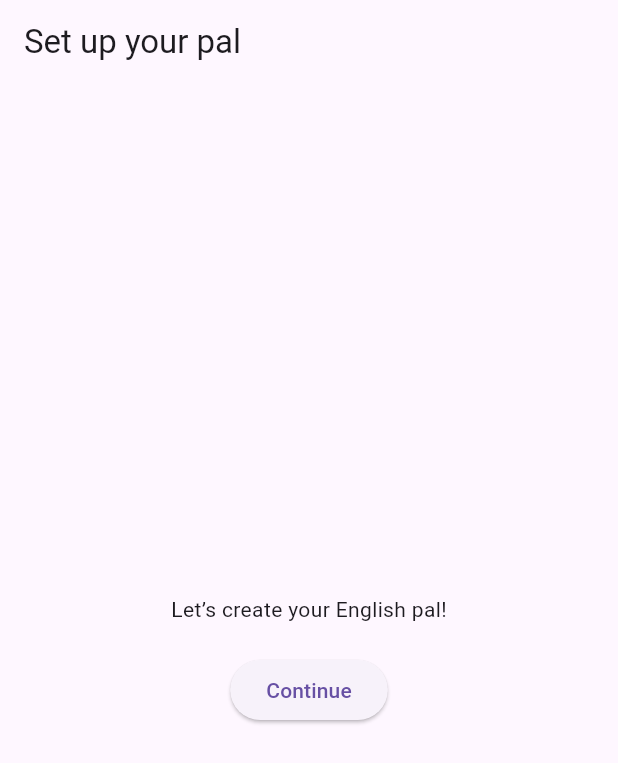
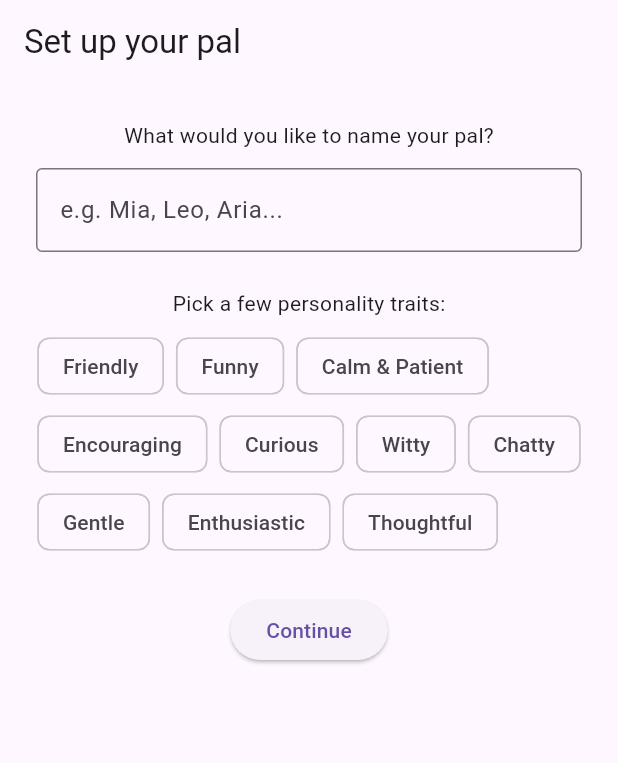
Before and after one commit to fatjudy/english_pal, a Flutter app: the screen it shows after launch, on a phone screen of 412 x 824 dp. Shown: the top 763 px of the screen. Run offline on Flutter 3.47's test engine with Material 3 defaults, Android fonts, the phone set to English and light mode, and no system bars; our stand-ins replace shared_preferences.

Commit message:
Add name field and personality chips to setup screen

```diff
--- a/lib/main.dart
+++ b/lib/main.dart
@@ -248,19 +248,63 @@ class _ChatScreenState extends State<ChatScreen> {
   }
 }
 
-class SetupScreen extends StatelessWidget {
+class SetupScreen extends StatefulWidget {
   const SetupScreen({super.key});
+
+  @override
+  State<SetupScreen> createState() => _SetupScreenState();
+}
+
+class _SetupScreenState extends State<SetupScreen> {
+  final TextEditingController _nameController = TextEditingController();
+  final List<String> _personalityOptions = [
+    'Friendly', 'Funny', 'Calm & Patient', 'Encouraging', 'Curious',
+    'Witty', 'Chatty', 'Gentle', 'Enthusiastic', 'Thoughtful',
+  ];
+  final Set<String> _selectedPersonalities = {};
 
   @override
   Widget build(BuildContext context) {
     return Scaffold(
       appBar: AppBar(title: const Text('Set up your pal')),
-      body: Center(
+      body: SingleChildScrollView(
+        padding: const EdgeInsets.all(24),
         child: Column(
-          mainAxisAlignment: MainAxisAlignment.center,
+          mainAxisAlignment: MainAxisAlignment.start,
           children: [
-            const Text('Let’s create your English pal!'),
-            const SizedBox(height: 20),
+            const Text('What would you like to name your pal?'),
+            const SizedBox(height: 12),
+            TextField(
+              controller: _nameController,
+              decoration: const InputDecoration(
+                hintText: 'e.g. Mia, Leo, Aria...',
+                border: OutlineInputBorder(),
+              ),
+            ),
+            const SizedBox(height: 24),
+            const Text('Pick a few personality traits:'),
+            const SizedBox(height: 8),
+            Wrap(
+              spacing: 8,
+              runSpacing: 4,
+              children: [
+                for (final option in _personalityOptions)
+                  FilterChip(
+                    label: Text(option),
+                    selected: _selectedPersonalities.contains(option),
+                    onSelected: (isSelected) {
+                      setState(() {
+                        if (isSelected) {
+                          _selectedPersonalities.add(option);
+                        } else {
+                          _selectedPersonalities.remove(option);
+                        }
+                      });
+                    },
+                  ),
+              ],
+            ),
+            const SizedBox(height: 24),
             ElevatedButton(
               onPressed: () {
                 Navigator.push(
```
